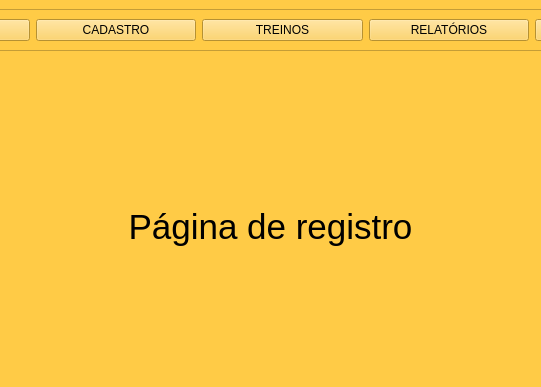
Above: ui_guis/main.ui from Sedinei/GerenciadorTreinos before the change; both pictures show x 149 to 690 and y 0 to 387 of the 863 by 533 pixel window. Below: the same form after it.
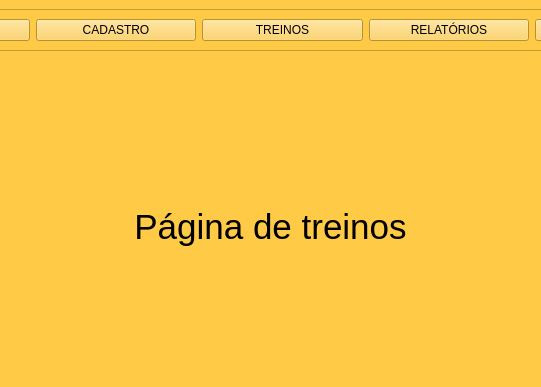
That is the form after the change. The open tabs and pages were chosen to show the change. Icons and pictures are not drawn.

The edit to the form file:
```diff
--- a/ui_guis/main.ui
+++ b/ui_guis/main.ui
@@ -2695,7 +2695,7 @@
          </rect>
         </property>
         <property name="text">
-         <string>&lt;html&gt;&lt;head/&gt;&lt;body&gt;&lt;p align=&quot;center&quot;&gt;&lt;span style=&quot; font-size:26pt;&quot;&gt;Página de registro&lt;/span&gt;&lt;/p&gt;&lt;/body&gt;&lt;/html&gt;</string>
+         <string>&lt;html&gt;&lt;head/&gt;&lt;body&gt;&lt;p align=&quot;center&quot;&gt;&lt;span style=&quot; font-size:26pt;&quot;&gt;Página de treinos&lt;/span&gt;&lt;/p&gt;&lt;/body&gt;&lt;/html&gt;</string>
         </property>
        </widget>
       </widget>
```
Left out of the diff: 12 changed lines with no effect on the pictures.
